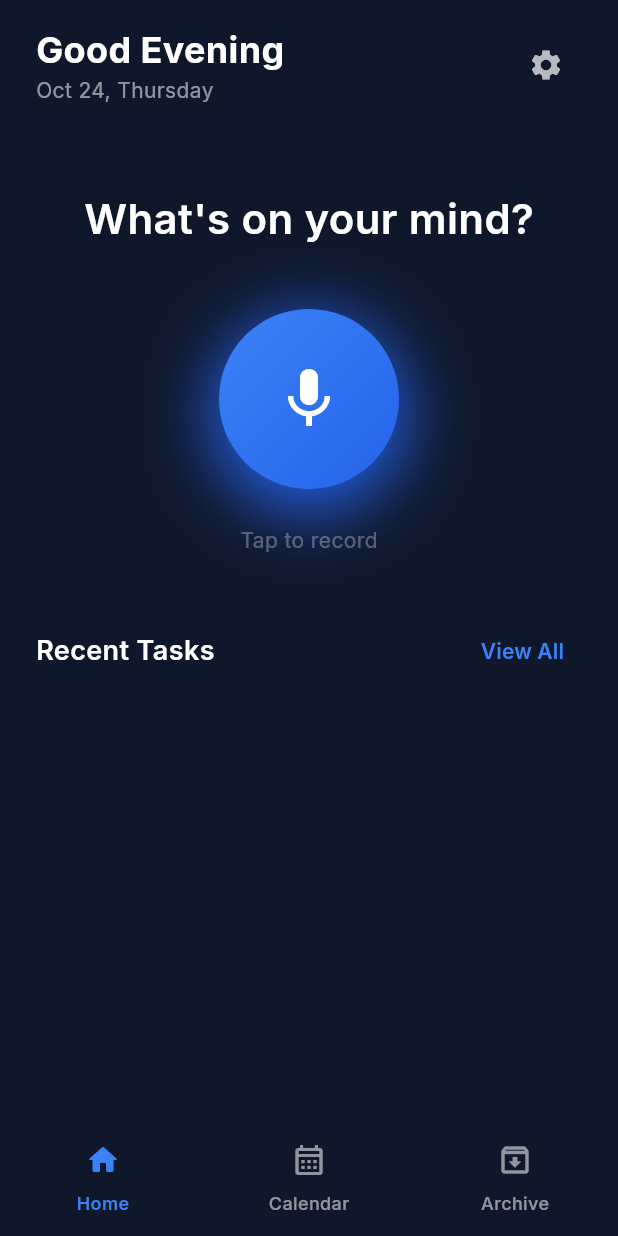
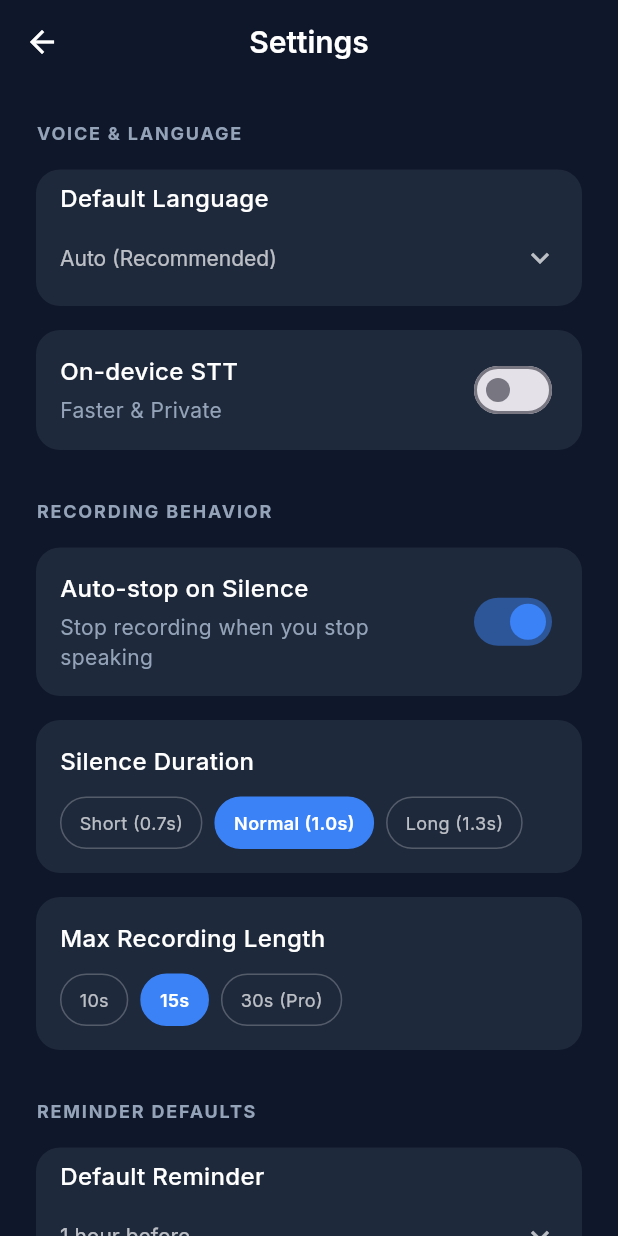
Before and after one commit to mahbubmunna/ai_voice2task, a Flutter app: the screen it shows after launch, after a tap on the "settings" icon, on a phone screen of 412 x 824 dp. Run offline on Flutter 3.47's test engine with Material 3 defaults, Android fonts, the phone set to English and light mode, and no system bars; drawn by our look-alikes of flutter_animate; our stand-ins replace dio, flutter_riverpod, freezed_annotation, glassmorphism, go_router, google_fonts and 6 more; missing offline and left inert: record; accounts and stored records are empty; generated files the repository leaves out were written again; network calls fail.

Commit message:
settings feature added

```diff
--- a/frontend/lib/core/router/router.dart
+++ b/frontend/lib/core/router/router.dart
@@ -6,6 +6,7 @@ import '../../features/home/presentation/home_page.dart';
 import '../../features/calendar/presentation/calendar_page.dart';
 import '../../features/archive/presentation/archive_page.dart';
 import '../../features/tasks/presentation/tasks_page.dart';
+import '../../features/settings/presentation/settings_page.dart';
 import '../widgets/scaffold_with_nav_bar.dart';
 
 part 'router.g.dart';
@@ -62,6 +63,10 @@ GoRouter goRouter(Ref ref) {
           ),
         ],
       ),
+      GoRoute(
+        path: '/settings',
+        builder: (context, state) => const SettingsPage(),
+      ),
     ],
   );
 }
--- a/frontend/lib/features/archive/presentation/archive_page.dart
+++ b/frontend/lib/features/archive/presentation/archive_page.dart
@@ -1,5 +1,6 @@
 import 'package:flutter/material.dart';
 import 'package:flutter_riverpod/flutter_riverpod.dart';
+import 'package:go_router/go_router.dart';
 import 'package:google_fonts/google_fonts.dart';
 import 'package:intl/intl.dart';
 
@@ -138,8 +139,10 @@ class _ArchivePageState extends ConsumerState<ArchivePage> {
                       borderRadius: BorderRadius.circular(12),
                     ),
                     child: IconButton(
-                      icon: const Icon(Icons.tune, color: Colors.white70),
-                      onPressed: () {},
+                      icon: const Icon(Icons.settings, color: Colors.white70),
+                      onPressed: () {
+                        context.push('/settings');
+                      },
                     ),
                   ),
                 ],
--- a/frontend/lib/features/home/presentation/home_page.dart
+++ b/frontend/lib/features/home/presentation/home_page.dart
@@ -1,5 +1,6 @@
 import 'package:flutter/material.dart';
 import 'package:flutter_riverpod/flutter_riverpod.dart';
+import 'package:go_router/go_router.dart';
 import 'package:flutter_animate/flutter_animate.dart';
 import 'package:google_fonts/google_fonts.dart';
 import '../../tasks/presentation/providers/task_providers.dart';
@@ -61,7 +62,7 @@ class HomePage extends ConsumerWidget {
                   IconButton(
                     icon: const Icon(Icons.settings, color: Colors.white70),
                     onPressed: () {
-                      Navigator.of(context).pushNamed('/settings');
+                      context.push('/settings');
                     },
                   ),
                 ],
--- /dev/null
+++ b/frontend/lib/features/settings/presentation/providers/settings_provider.dart
@@ -0,0 +1,142 @@
+import 'package:riverpod_annotation/riverpod_annotation.dart';
+
+part 'settings_provider.g.dart';
+
+enum SilenceDuration {
+  short, // 0.7s
+  normal, // 1.0s
+  long, // 1.3s
+}
+
+// Helper to convert to milliseconds
+extension SilenceDurationExtension on SilenceDuration {
+  int get milliseconds {
+    switch (this) {
+      case SilenceDuration.short:
+        return 700;
+      case SilenceDuration.normal:
+        return 1000;
+      case SilenceDuration.long:
+        return 1300;
+    }
+  }
+}
+
+enum ReminderTime { atDueTime, tenMinBefore, oneHourBefore, nightBefore }
+
+enum TonightTime {
+  eightPm, // 20
+  ninePm, // 21
+  tenPm, // 22
+}
+
+class SettingsState {
+  // 1. Voice & Language
+  final String language; // 'auto', 'bn', 'en'
+  final bool onDeviceSTT;
+
+  // 2. Recording Behavior
+  final bool autoStopRecording;
+  final SilenceDuration silenceDuration;
+  final int maxRecordingLength; // 10, 15, 30
+
+  // 3. Reminder Defaults
+  final ReminderTime defaultReminder;
+  final TonightTime tonightTime;
+
+  // 4. Smart Behavior
+  final bool autoCreateTask;
+  final bool askClarification;
+  final bool splitTasks;
+
+  const SettingsState({
+    this.language = 'auto', // Auto (recommended)
+    this.onDeviceSTT = false,
+    this.autoStopRecording = true, // Default ON
+    this.silenceDuration = SilenceDuration.normal, // Default 1.0s
+    this.maxRecordingLength = 15, // Default 15s
+    this.defaultReminder = ReminderTime.oneHourBefore, // Default 1 hr
+    this.tonightTime = TonightTime.ninePm, // Default 9:00 PM
+    this.autoCreateTask = false, // Default OFF
+    this.askClarification = true, // Default ON
+    this.splitTasks = true, // Default ON
+  });
+
+  SettingsState copyWith({
+    String? language,
+    bool? onDeviceSTT,
+    bool? autoStopRecording,
+    SilenceDuration? silenceDuration,
+    int? maxRecordingLength,
+    ReminderTime? defaultReminder,
+    TonightTime? tonightTime,
+    bool? autoCreateTask,
+    bool? askClarification,
+    bool? splitTasks,
+  }) {
+    return SettingsState(
+      language: language ?? this.language,
+      onDeviceSTT: onDeviceSTT ?? this.onDeviceSTT,
+      autoStopRecording: autoStopRecording ?? this.autoStopRecording,
+      silenceDuration: silenceDuration ?? this.silenceDuration,
+      maxRecordingLength: maxRecordingLength ?? this.maxRecordingLength,
+      defaultReminder: defaultReminder ?? this.defaultReminder,
+      tonightTime: tonightTime ?? this.tonightTime,
+      autoCreateTask: autoCreateTask ?? this.autoCreateTask,
+      askClarification: askClarification ?? this.askClarification,
+      splitTasks: splitTasks ?? this.splitTasks,
+    );
+  }
+}
+
+@Riverpod(keepAlive: true)
+class Settings extends _$Settings {
+  @override
+  SettingsState build() {
+    return const SettingsState();
+  }
+
+  // 1. Voice & Language
+  void updateLanguage(String value) {
+    state = state.copyWith(language: value);
+  }
+
+  void toggleOnDeviceSTT(bool value) {
+    state = state.copyWith(onDeviceSTT: value);
+  }
+
+  // 2. Recording Behavior
+  void toggleAutoStopRecording(bool value) {
+    state = state.copyWith(autoStopRecording: value);
+  }
+
+  void updateSilenceDuration(SilenceDuration value) {
+    state = state.copyWith(silenceDuration: value);
+  }
+
+  void updateMaxRecordingLength(int value) {
+    state = state.copyWith(maxRecordingLength: value);
+  }
+
+  // 3. Reminder Defaults
+  void updateDefaultReminder(ReminderTime value) {
+    state = state.copyWith(defaultReminder: value);
+  }
+
+  void updateTonightTime(TonightTime value) {
+    state = state.copyWith(tonightTime: value);
+  }
+
+  // 4. Smart Behavior
+  void toggleAutoCreateTask(bool value) {
+    state = state.copyWith(autoCreateTask: value);
+  }
+
+  void toggleAskClarification(bool value) {
+    state = state.copyWith(askClarification: value);
+  }
+
+  void toggleSplitTasks(bool value) {
+    state = state.copyWith(splitTasks: value);
+  }
+}
--- /dev/null
+++ b/frontend/lib/features/settings/presentation/settings_page.dart
@@ -0,0 +1,339 @@
+import 'package:flutter/material.dart';
+import 'package:flutter_riverpod/flutter_riverpod.dart';
+import 'package:google_fonts/google_fonts.dart';
+import 'providers/settings_provider.dart';
+
+class SettingsPage extends ConsumerWidget {
+  const SettingsPage({super.key});
+
+  @override
+  Widget build(BuildContext context, WidgetRef ref) {
+    final settings = ref.watch(settingsProvider);
+    final notifier = ref.read(settingsProvider.notifier);
+
+    return Scaffold(
+      backgroundColor: const Color(0xFF0F172A),
+      appBar: AppBar(
+        title: Text(
+          'Settings',
+          style: GoogleFonts.inter(
+            fontWeight: FontWeight.w600,
+            color: Colors.white,
+          ),
+        ),
+        backgroundColor: const Color(0xFF0F172A),
+        iconTheme: const IconThemeData(color: Colors.white),
+        elevation: 0,
+      ),
+      body: ListView(
+        padding: const EdgeInsets.all(24),
+        children: [
+          // 1. Voice & Language
+          _buildSectionHeader('VOICE & LANGUAGE'),
+          const SizedBox(height: 16),
+          _buildDropdownTile<String>(
+            title: 'Default Language',
+            value: settings.language,
+            items: const [
+              DropdownMenuItem(
+                value: 'auto',
+                child: Text('Auto (Recommended)'),
+              ),
+              DropdownMenuItem(value: 'bn', child: Text('Bangla')),
+              DropdownMenuItem(value: 'en', child: Text('English')),
+            ],
+            onChanged: (val) {
+              if (val != null) notifier.updateLanguage(val);
+            },
+          ),
+          const SizedBox(height: 16),
+          _buildSwitchTile(
+            title: 'On-device STT',
+            subtitle: 'Faster & Private',
+            value: settings.onDeviceSTT,
+            onChanged: notifier.toggleOnDeviceSTT,
+          ),
+
+          const SizedBox(height: 32),
+
+          // 2. Recording Behavior
+          _buildSectionHeader('RECORDING BEHAVIOR'),
+          const SizedBox(height: 16),
+          _buildSwitchTile(
+            title: 'Auto-stop on Silence',
+            subtitle: 'Stop recording when you stop speaking',
+            value: settings.autoStopRecording,
+            onChanged: notifier.toggleAutoStopRecording,
+          ),
+          if (settings.autoStopRecording) ...[
+            const SizedBox(height: 16),
+            _buildSelectionTile<SilenceDuration>(
+              title: 'Silence Duration',
+              value: settings.silenceDuration,
+              options: const [
+                (SilenceDuration.short, 'Short (0.7s)'),
+                (SilenceDuration.normal, 'Normal (1.0s)'),
+                (SilenceDuration.long, 'Long (1.3s)'),
+              ],
+              onChanged: notifier.updateSilenceDuration,
+            ),
+          ],
+          const SizedBox(height: 16),
+          _buildSelectionTile<int>(
+            title: 'Max Recording Length',
+            value: settings.maxRecordingLength,
+            options: const [(10, '10s'), (15, '15s'), (30, '30s (Pro)')],
+            onChanged: notifier.updateMaxRecordingLength,
+          ),
+
+          const SizedBox(height: 32),
+
+          // 3. Reminder Defaults
+          _buildSectionHeader('REMINDER DEFAULTS'),
+          const SizedBox(height: 16),
+          _buildDropdownTile<ReminderTime>(
+            title: 'Default Reminder',
+            value: settings.defaultReminder,
+            items: const [
+              DropdownMenuItem(
+                value: ReminderTime.atDueTime,
+                child: Text('At Due Time'),
+              ),
+              DropdownMenuItem(
+                value: ReminderTime.tenMinBefore,
+                child: Text('10 min before'),
+              ),
+              DropdownMenuItem(
+                value: ReminderTime.oneHourBefore,
+                child: Text('1 hour before'),
+              ),
+              DropdownMenuItem(
+                value: ReminderTime.nightBefore,
+                child: Text('Night before'),
+              ),
+            ],
+            onChanged: (val) {
+              if (val != null) notifier.updateDefaultReminder(val);
+            },
+          ),
+          const SizedBox(height: 16),
+          _buildDropdownTile<TonightTime>(
+            title: '"Tonight" Means',
+            value: settings.tonightTime,
+            items: const [
+              DropdownMenuItem(
+                value: TonightTime.eightPm,
+                child: Text('8:00 PM'),
+              ),
+              DropdownMenuItem(
+                value: TonightTime.ninePm,
+                child: Text('9:00 PM'),
+              ),
+              DropdownMenuItem(
+                value: TonightTime.tenPm,
+                child: Text('10:00 PM'),
+              ),
+            ],
+            onChanged: (val) {
+              if (val != null) notifier.updateTonightTime(val);
+            },
+          ),
+
+          const SizedBox(height: 32),
+
+          // 4. Smart Behavior
+          _buildSectionHeader('SMART BEHAVIOR'),
+          const SizedBox(height: 16),
+          _buildSwitchTile(
+            title: 'Auto Create Task',
+            subtitle: 'Create without confirmation (risky)',
+            value: settings.autoCreateTask,
+            onChanged: notifier.toggleAutoCreateTask,
+          ),
+          const SizedBox(height: 16),
+          _buildSwitchTile(
+            title: 'Ask Clarification',
+            subtitle: 'If information is missing',
+            value: settings.askClarification,
+            onChanged: notifier.toggleAskClarification,
+          ),
+          const SizedBox(height: 16),
+          _buildSwitchTile(
+            title: 'Split Tasks',
+            subtitle: 'Automatically split multiple tasks',
+            value: settings.splitTasks,
+            onChanged: notifier.toggleSplitTasks,
+          ),
+        ],
+      ),
+    );
+  }
+
+  Widget _buildSectionHeader(String title) {
+    return Text(
+      title.toUpperCase(),
+      style: GoogleFonts.inter(
+        color: const Color(0xFF94A3B8),
+        fontSize: 12,
+        fontWeight: FontWeight.bold,
+        letterSpacing: 1.2,
+      ),
+    );
+  }
+
+  Widget _buildSwitchTile({
+    required String title,
+    required String subtitle,
+    required bool value,
+    required ValueChanged<bool> onChanged,
+  }) {
+    return Container(
+      decoration: BoxDecoration(
+        color: const Color(0xFF1E293B),
+        borderRadius: BorderRadius.circular(16),
+      ),
+      padding: const EdgeInsets.all(16),
+      child: Row(
+        children: [
+          Expanded(
+            child: Column(
+              crossAxisAlignment: CrossAxisAlignment.start,
+              children: [
+                Text(
+                  title,
+                  style: GoogleFonts.inter(
+                    color: Colors.white,
+                    fontSize: 16,
+                    fontWeight: FontWeight.w500,
+                  ),
+                ),
+                const SizedBox(height: 4),
+                Text(
+                  subtitle,
+                  style: GoogleFonts.inter(
+                    color: const Color(0xFF94A3B8),
+                    fontSize: 14,
+                  ),
+                ),
+              ],
+            ),
+          ),
+          Switch(
+            value: value,
+            onChanged: onChanged,
+            activeColor: const Color(0xFF3B82F6),
+          ),
+        ],
+      ),
+    );
+  }
+
+  Widget _buildDropdownTile<T>({
+    required String title,
+    required T value,
+    required List<DropdownMenuItem<T>> items,
+    required ValueChanged<T?> onChanged,
+  }) {
+    return Container(
+      decoration: BoxDecoration(
+        color: const Color(0xFF1E293B),
+        borderRadius: BorderRadius.circular(16),
+      ),
+      padding: const EdgeInsets.symmetric(horizontal: 16, vertical: 8),
+      child: Column(
+        crossAxisAlignment: CrossAxisAlignment.start,
+        children: [
+          Text(
+            title,
+            style: GoogleFonts.inter(
+              color: Colors.white,
+              fontSize: 16,
+              fontWeight: FontWeight.w500,
+            ),
+          ),
+          const SizedBox(height: 4),
+          DropdownButtonHideUnderline(
+            child: DropdownButton<T>(
+              value: value,
+              items: items,
+              onChanged: onChanged,
+              dropdownColor: const Color(0xFF1E293B),
+              style: GoogleFonts.inter(color: Colors.white70, fontSize: 14),
+              icon: const Icon(
+                Icons.keyboard_arrow_down,
+                color: Colors.white70,
+              ),
+              isExpanded: true,
+            ),
+          ),
+        ],
+      ),
+    );
+  }
+
+  Widget _buildSelectionTile<T>({
+    required String title,
+    required T value,
+    required List<(T, String)> options,
+    required ValueChanged<T> onChanged,
+  }) {
+    return Container(
+      decoration: BoxDecoration(
+        color: const Color(0xFF1E293B),
+        borderRadius: BorderRadius.circular(16),
+      ),
+      padding: const EdgeInsets.all(16),
+      child: Column(
+        crossAxisAlignment: CrossAxisAlignment.start,
+        children: [
+          Text(
+            title,
+            style: GoogleFonts.inter(
+              color: Colors.white,
+              fontSize: 16,
+              fontWeight: FontWeight.w500,
+            ),
+          ),
+          const SizedBox(height: 12),
+          Wrap(
+            spacing: 8,
+            runSpacing: 8,
+            children: options.map((option) {
+              final isSelected = value == option.$1;
+              return GestureDetector(
+                onTap: () => onChanged(option.$1),
+                child: Container(
+                  padding: const EdgeInsets.symmetric(
+                    horizontal: 12,
+                    vertical: 8,
+                  ),
+                  decoration: BoxDecoration(
+                    color: isSelected
+                        ? const Color(0xFF3B82F6)
+                        : Colors.transparent,
+                    border: Border.all(
+                      color: isSelected
+                          ? const Color(0xFF3B82F6)
+                          : Colors.white24,
+                    ),
+                    borderRadius: BorderRadius.circular(20),
+                  ),
+                  child: Text(
+                    option.$2,
+                    style: GoogleFonts.inter(
+                      color: isSelected ? Colors.white : Colors.white70,
+                      fontWeight: isSelected
+                          ? FontWeight.w600
+                          : FontWeight.normal,
+                      fontSize: 12,
+                    ),
+                  ),
+                ),
+              );
+            }).toList(),
+          ),
+        ],
+      ),
+    );
+  }
+}
```
Also changed, not shown: frontend/lib/features/settings/presentation/providers/settings_provider.g.dart (added), 1 other file.
